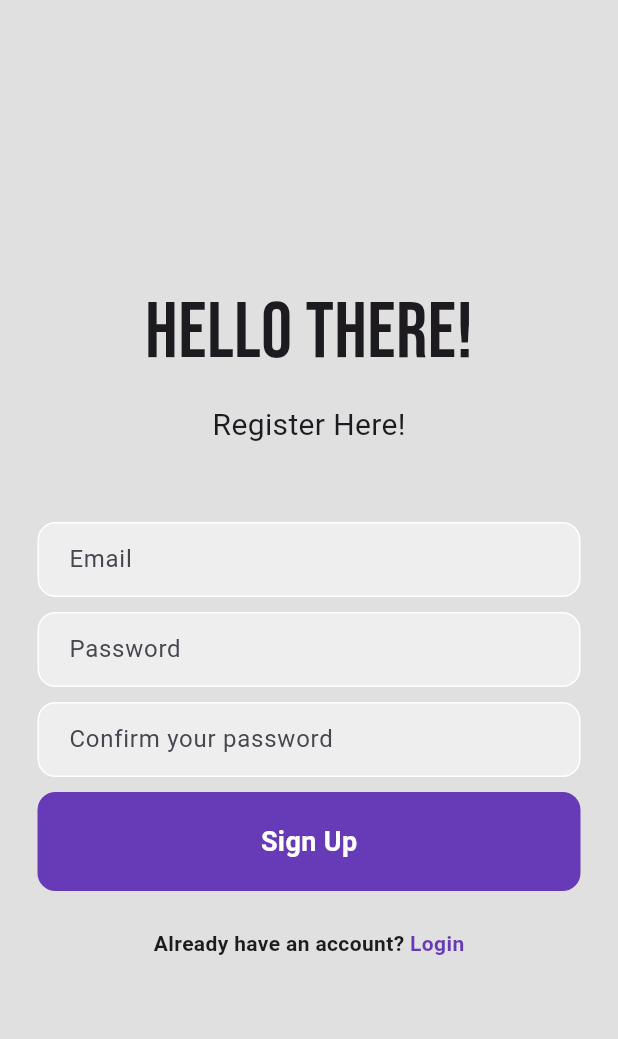
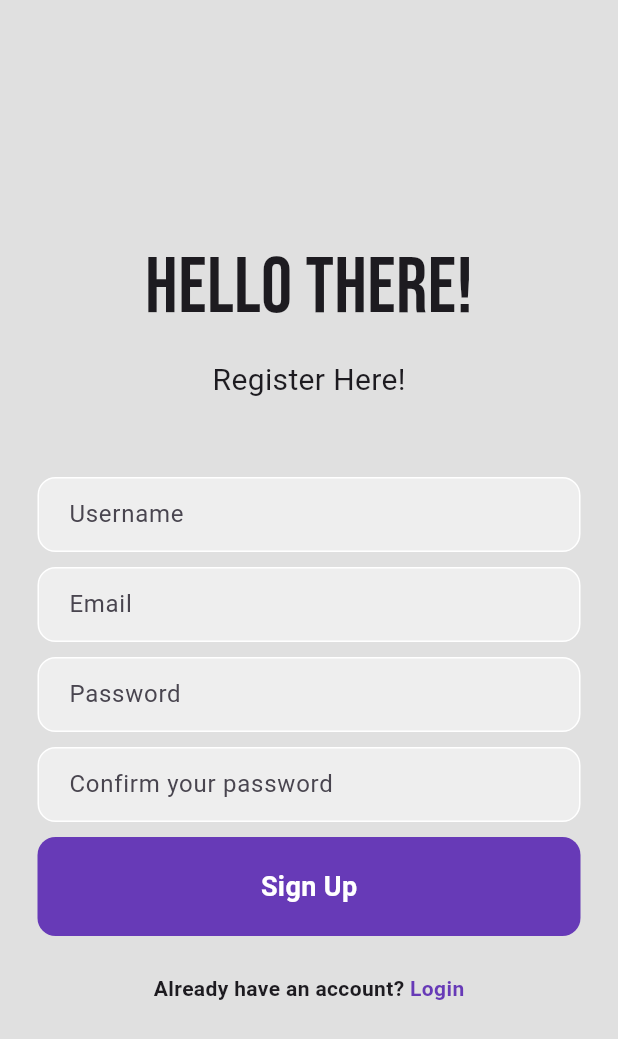
Before and after one commit to amarjithp/liftsync, a Flutter app: the RegisterPage screen opened directly with empty values, after a tap on "Sign Up", on a phone screen of 412 x 824 dp. Shown: the top 1039 px of the screen. Run offline on Flutter 3.47's test engine with Material 3 defaults, Android fonts, the phone set to English and light mode, and no system bars; our stand-ins replace cloud_firestore, firebase_auth, firebase_core, google_fonts; accounts and stored records are empty; network calls fail.

Commit message:
added username

```diff
--- a/lib/pages/profile_page.dart
+++ b/lib/pages/profile_page.dart
@@ -21,7 +21,7 @@ class _ProfilePageState extends State<ProfilePage> {
           child: Column(
             mainAxisAlignment: MainAxisAlignment.center,
             children: [
-              Text("Signed in as: ${user.email!}"),
+              Text("Signed in as: ${user.displayName!}"),
               MaterialButton(
                 onPressed: () async {
                   await FirebaseAuth.instance.signOut();
--- a/lib/pages/register_page.dart
+++ b/lib/pages/register_page.dart
@@ -15,44 +15,53 @@ class _RegisterPageState extends State<RegisterPage> {
   final _emailController = TextEditingController();
   final _passwordController = TextEditingController();
   final _confirmpasswordController = TextEditingController();
+  final _usernameController = TextEditingController(); // ✅ Added
 
   @override
   void dispose() {
     _emailController.dispose();
     _passwordController.dispose();
     _confirmpasswordController.dispose();
+    _usernameController.dispose(); // ✅ Added
     super.dispose();
   }
 
   Future signUp() async {
     if (passwordConfirmed()) {
       try {
-        // Create a new user with email and password
+        // Create user with email and password
         UserCredential userCredential = await FirebaseAuth.instance
             .createUserWithEmailAndPassword(
           email: _emailController.text.trim(),
           password: _passwordController.text.trim(),
         );
 
-        // Once user is created, call the method to copy global exercises
-        _copyGlobalExercisesToUser(userCredential.user?.uid);
+        User? user = userCredential.user;
 
+        if (user != null) {
+          // ✅ Store username in Firestore
+          await FirebaseFirestore.instance.collection('users').doc(user.uid).set({
+            'email': _emailController.text.trim(),
+            'username': _usernameController.text.trim(),
+          });
+
+          // ✅ Optionally update displayName in Firebase Auth profile
+          await user.updateDisplayName(_usernameController.text.trim());
+        }
+
+        // ✅ Copy global exercises to user
+        _copyGlobalExercisesToUser(user?.uid);
       } catch (e) {
         print("Error during sign up: $e");
-        // Handle error (e.g., show a toast or snackbar)
       }
     }
   }
 
   bool passwordConfirmed() {
-    if (_passwordController.text.trim() == _confirmpasswordController.text.trim()) {
-      return true;
-    } else {
-      return false;
-    }
+    return _passwordController.text.trim() ==
+        _confirmpasswordController.text.trim();
   }
 
-  // Function to copy global exercises to the user's exercises collection
   Future<void> _copyGlobalExercisesToUser(String? userId) async {
     if (userId == null) return;
 
@@ -61,23 +70,18 @@ class _RegisterPageState extends State<RegisterPage> {
         .doc(userId)
         .collection('exercises');
 
-    // Fetch user's exercises to check if they're already copied
     var userExercisesSnapshot = await userExercisesRef.get();
 
     if (userExercisesSnapshot.docs.isEmpty) {
       try {
-        // Fetch global exercises from the global_exercises collection
-        var globalExercisesSnapshot = await FirebaseFirestore.instance
-            .collection('global_exercises')
-            .get();
+        var globalExercisesSnapshot =
+        await FirebaseFirestore.instance.collection('global_exercises').get();
 
-        // Prepare a batch write to copy exercises to the user's exercises collection
         WriteBatch batch = FirebaseFirestore.instance.batch();
 
-        // Add each global exercise to the user's exercises collection
         for (var doc in globalExercisesSnapshot.docs) {
           batch.set(
-            userExercisesRef.doc(doc.id), // Use the same ID as the global exercise
+            userExercisesRef.doc(doc.id),
             {
               'bodyPart': doc['bodyPart'],
               'category': doc['category'],
@@ -86,7 +90,6 @@ class _RegisterPageState extends State<RegisterPage> {
           );
         }
 
-        // Commit the batch write
         await batch.commit();
         print("Exercises copied successfully!");
       } catch (e) {
@@ -107,18 +110,40 @@ class _RegisterPageState extends State<RegisterPage> {
               children: [
                 Text(
                   "Hello There!",
-                  style: GoogleFonts.bebasNeue(
-                    fontSize: 52,
-                  ),
+                  style: GoogleFonts.bebasNeue(fontSize: 52),
                 ),
                 SizedBox(height: 10),
                 Text(
                   "Register Here!",
-                  style: TextStyle(
-                    fontSize: 20,
+                  style: TextStyle(fontSize: 20),
+                ),
+                SizedBox(height: 50),
+
+                // ✅ Username Text Field
+                Padding(
+                  padding: const EdgeInsets.symmetric(horizontal: 25),
+                  child: Container(
+                    decoration: BoxDecoration(
+                      color: Colors.grey[200],
+                      border: Border.all(color: Colors.white),
+                      borderRadius: BorderRadius.circular(12),
+                    ),
+                    child: Padding(
+                      padding: const EdgeInsets.only(left: 20),
+                      child: TextField(
+                        controller: _usernameController,
+                        decoration: InputDecoration(
+                          border: InputBorder.none,
+                          hintText: 'Username',
+                        ),
+                      ),
+                    ),
                   ),
                 ),
-                SizedBox(height: 50),
+
+                SizedBox(height: 10),
+
+                // Email
                 Padding(
                   padding: const EdgeInsets.symmetric(horizontal: 25),
                   child: Container(
@@ -139,7 +164,10 @@ class _RegisterPageState extends State<RegisterPage> {
                     ),
                   ),
                 ),
+
                 SizedBox(height: 10),
+
+                // Password
                 Padding(
                   padding: const EdgeInsets.symmetric(horizontal: 25),
                   child: Container(
@@ -161,7 +189,10 @@ class _RegisterPageState extends State<RegisterPage> {
                     ),
                   ),
                 ),
+
                 SizedBox(height: 10),
+
+                // Confirm Password
                 Padding(
                   padding: const EdgeInsets.symmetric(horizontal: 25),
                   child: Container(
@@ -183,7 +214,10 @@ class _RegisterPageState extends State<RegisterPage> {
                     ),
                   ),
                 ),
+
                 SizedBox(height: 10),
+
+                // Sign Up Button
                 Padding(
                   padding: const EdgeInsets.symmetric(horizontal: 25),
                   child: GestureDetector(
@@ -207,15 +241,15 @@ class _RegisterPageState extends State<RegisterPage> {
                     ),
                   ),
                 ),
+
                 SizedBox(height: 25),
+
                 Row(
                   mainAxisAlignment: MainAxisAlignment.center,
                   children: [
                     Text(
                       "Already have an account? ",
-                      style: TextStyle(
-                        fontWeight: FontWeight.bold,
-                      ),
+                      style: TextStyle(fontWeight: FontWeight.bold),
                     ),
                     GestureDetector(
                       onTap: widget.showLoginPage,
@@ -226,7 +260,7 @@ class _RegisterPageState extends State<RegisterPage> {
                           color: Colors.deepPurple,
                         ),
                       ),
-                    )
+                    ),
                   ],
                 )
               ],
```
